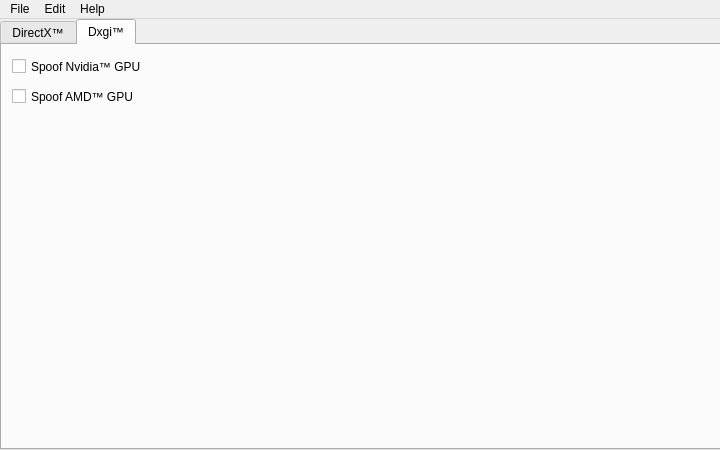
First picture: the form in ui/mainwindow.ui, repository EsdrasTarsis/bxvk-qt, before the edit.
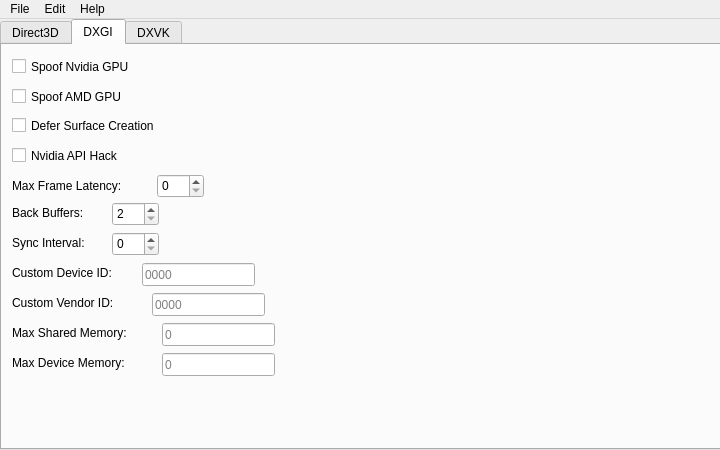
Second picture: the form after the edit. The open tabs and pages were chosen to show the change. Icons and pictures are not drawn.

Commit message: [ui] New elements added to main interface

Patch:
```diff
--- a/ui/mainwindow.ui
+++ b/ui/mainwindow.ui
@@ -41,7 +41,7 @@
     </property>
     <widget class="QWidget" name="tab">
      <attribute name="title">
-      <string>DirectX™</string>
+      <string>Direct3D</string>
      </attribute>
      <widget class="QComboBox" name="comboBox">
       <property name="geometry">
@@ -162,7 +162,7 @@
        <number>16</number>
       </property>
      </widget>
-     <widget class="QCheckBox" name="checkBox_3">
+     <widget class="QCheckBox" name="checkBox2">
       <property name="geometry">
        <rect>
         <x>10</x>
@@ -180,43 +180,330 @@
        <rect>
         <x>10</x>
         <y>130</y>
-        <width>171</width>
-        <height>21</height>
-       </rect>
-      </property>
-      <property name="text">
-       <string>Enable Direct3D™ 10</string>
-      </property>
-     </widget>
-    </widget>
-    <widget class="QWidget" name="tab_2">
-     <attribute name="title">
-      <string>Dxgi™</string>
-     </attribute>
-     <widget class="QCheckBox" name="checkBox_4">
-      <property name="geometry">
-       <rect>
-        <x>10</x>
-        <y>10</y>
         <width>161</width>
+        <height>21</height>
+       </rect>
+      </property>
+      <property name="text">
+       <string>Enable Direct3D 10</string>
+      </property>
+     </widget>
+    </widget>
+    <widget class="QWidget" name="tab_2">
+     <attribute name="title">
+      <string>DXGI</string>
+     </attribute>
+     <widget class="QCheckBox" name="checkBox3">
+      <property name="geometry">
+       <rect>
+        <x>10</x>
+        <y>10</y>
+        <width>151</width>
         <height>23</height>
        </rect>
       </property>
       <property name="text">
-       <string>Spoof Nvidia™ GPU</string>
+       <string>Spoof Nvidia GPU</string>
       </property>
      </widget>
+     <widget class="QCheckBox" name="checkBox4">
+      <property name="geometry">
+       <rect>
+        <x>10</x>
+        <y>40</y>
+        <width>141</width>
+        <height>23</height>
+       </rect>
+      </property>
+      <property name="text">
+       <string>Spoof AMD GPU</string>
+      </property>
+     </widget>
+     <widget class="QCheckBox" name="checkBox_2">
+      <property name="geometry">
+       <rect>
+        <x>10</x>
+        <y>70</y>
+        <width>181</width>
+        <height>21</height>
+       </rect>
+      </property>
+      <property name="text">
+       <string>Defer Surface Creation</string>
+      </property>
+     </widget>
+     <widget class="QCheckBox" name="checkBox_3">
+      <property name="geometry">
+       <rect>
+        <x>10</x>
+        <y>100</y>
+        <width>131</width>
+        <height>21</height>
+       </rect>
+      </property>
+      <property name="text">
+       <string>Nvidia API Hack</string>
+      </property>
+     </widget>
+     <widget class="QSpinBox" name="spinBox_3">
+      <property name="geometry">
+       <rect>
+        <x>155</x>
+        <y>129</y>
+        <width>47</width>
+        <height>24</height>
+       </rect>
+      </property>
+      <property name="maximum">
+       <number>16</number>
+      </property>
+     </widget>
+     <widget class="QLabel" name="label_4">
+      <property name="geometry">
+       <rect>
+        <x>10</x>
+        <y>130</y>
+        <width>141</width>
+        <height>21</height>
+       </rect>
+      </property>
+      <property name="text">
+       <string>Max Frame Latency:</string>
+      </property>
+     </widget>
+     <widget class="QLabel" name="label_6">
+      <property name="geometry">
+       <rect>
+        <x>10</x>
+        <y>160</y>
+        <width>91</width>
+        <height>16</height>
+       </rect>
+      </property>
+      <property name="text">
+       <string>Back Buffers: </string>
+      </property>
+     </widget>
+     <widget class="QSpinBox" name="spinBox_5">
+      <property name="geometry">
+       <rect>
+        <x>110</x>
+        <y>157</y>
+        <width>47</width>
+        <height>24</height>
+       </rect>
+      </property>
+      <property name="minimum">
+       <number>2</number>
+      </property>
+      <property name="maximum">
+       <number>1000</number>
+      </property>
+     </widget>
+     <widget class="QLabel" name="label_7">
+      <property name="geometry">
+       <rect>
+        <x>10</x>
+        <y>190</y>
+        <width>91</width>
+        <height>16</height>
+       </rect>
+      </property>
+      <property name="text">
+       <string>Sync Interval:</string>
+      </property>
+     </widget>
+     <widget class="QSpinBox" name="spinBox_6">
+      <property name="geometry">
+       <rect>
+        <x>110</x>
+        <y>187</y>
+        <width>47</width>
+        <height>24</height>
+       </rect>
+      </property>
+      <property name="maximum">
+       <number>1000</number>
+      </property>
+     </widget>
+     <widget class="QLineEdit" name="lineEdit">
+      <property name="geometry">
+       <rect>
+        <x>140</x>
+        <y>218</y>
+        <width>113</width>
+        <height>23</height>
+       </rect>
+      </property>
+      <property name="maxLength">
+       <number>4</number>
+      </property>
+      <property name="placeholderText">
+       <string>0000</string>
+      </property>
+     </widget>
+     <widget class="QLabel" name="label_8">
+      <property name="geometry">
+       <rect>
+        <x>10</x>
+        <y>220</y>
+        <width>121</width>
+        <height>16</height>
+       </rect>
+      </property>
+      <property name="text">
+       <string>Custom Device ID: </string>
+      </property>
+     </widget>
+     <widget class="QLabel" name="label_9">
+      <property name="geometry">
+       <rect>
+        <x>10</x>
+        <y>250</y>
+        <width>131</width>
+        <height>16</height>
+       </rect>
+      </property>
+      <property name="text">
+       <string>Custom Vendor ID:</string>
+      </property>
+     </widget>
+     <widget class="QLineEdit" name="lineEdit_2">
+      <property name="geometry">
+       <rect>
+        <x>150</x>
+        <y>248</y>
+        <width>113</width>
+        <height>23</height>
+       </rect>
+      </property>
+      <property name="maxLength">
+       <number>4</number>
+      </property>
+      <property name="placeholderText">
+       <string>0000</string>
+      </property>
+     </widget>
+     <widget class="QLabel" name="label_10">
+      <property name="geometry">
+       <rect>
+        <x>10</x>
+        <y>280</y>
+        <width>141</width>
+        <height>16</height>
+       </rect>
+      </property>
+      <property name="text">
+       <string>Max Shared Memory:</string>
+      </property>
+     </widget>
+     <widget class="QLabel" name="label_11">
+      <property name="geometry">
+       <rect>
+        <x>10</x>
+        <y>310</y>
+        <width>141</width>
+        <height>16</height>
+       </rect>
+      </property>
+      <property name="text">
+       <string>Max Device Memory:</string>
+      </property>
+     </widget>
+     <widget class="QLineEdit" name="lineEdit_3">
+      <property name="geometry">
+       <rect>
+        <x>160</x>
+        <y>278</y>
+        <width>113</width>
+        <height>23</height>
+       </rect>
+      </property>
+      <property name="placeholderText">
+       <string>0</string>
+      </property>
+     </widget>
+     <widget class="QLineEdit" name="lineEdit_4">
+      <property name="geometry">
+       <rect>
+        <x>160</x>
+        <y>308</y>
+        <width>113</width>
+        <height>23</height>
+       </rect>
+      </property>
+      <property name="maxLength">
+       <number>100000</number>
+      </property>
+      <property name="placeholderText">
+       <string>0</string>
+      </property>
+     </widget>
+    </widget>
+    <widget class="QWidget" name="tab_3">
+     <attribute name="title">
+      <string>DXVK</string>
+     </attribute>
      <widget class="QCheckBox" name="checkBox_5">
       <property name="geometry">
        <rect>
         <x>10</x>
+        <y>10</y>
+        <width>211</width>
+        <height>21</height>
+       </rect>
+      </property>
+      <property name="text">
+       <string>Allow Memory Overcommit</string>
+      </property>
+     </widget>
+     <widget class="QCheckBox" name="checkBox_6">
+      <property name="geometry">
+       <rect>
+        <x>10</x>
         <y>40</y>
         <width>151</width>
-        <height>23</height>
+        <height>21</height>
        </rect>
       </property>
       <property name="text">
-       <string>Spoof AMD™ GPU</string>
+       <string>Enable Raw SSBO</string>
+      </property>
+     </widget>
+     <widget class="QCheckBox" name="checkBox_7">
+      <property name="geometry">
+       <rect>
+        <x>10</x>
+        <y>70</y>
+        <width>171</width>
+        <height>21</height>
+       </rect>
+      </property>
+      <property name="text">
+       <string>Enable Early Discard</string>
+      </property>
+     </widget>
+     <widget class="QLabel" name="label_5">
+      <property name="geometry">
+       <rect>
+        <x>10</x>
+        <y>100</y>
+        <width>131</width>
+        <height>16</height>
+       </rect>
+      </property>
+      <property name="text">
+       <string>Compiler Threads:</string>
+      </property>
+     </widget>
+     <widget class="QSpinBox" name="spinBox_4">
+      <property name="geometry">
+       <rect>
+        <x>150</x>
+        <y>97</y>
+        <width>47</width>
+        <height>24</height>
+       </rect>
       </property>
      </widget>
     </widget>
```
Left out of the diff: 37 changed lines with no effect on the pictures.
